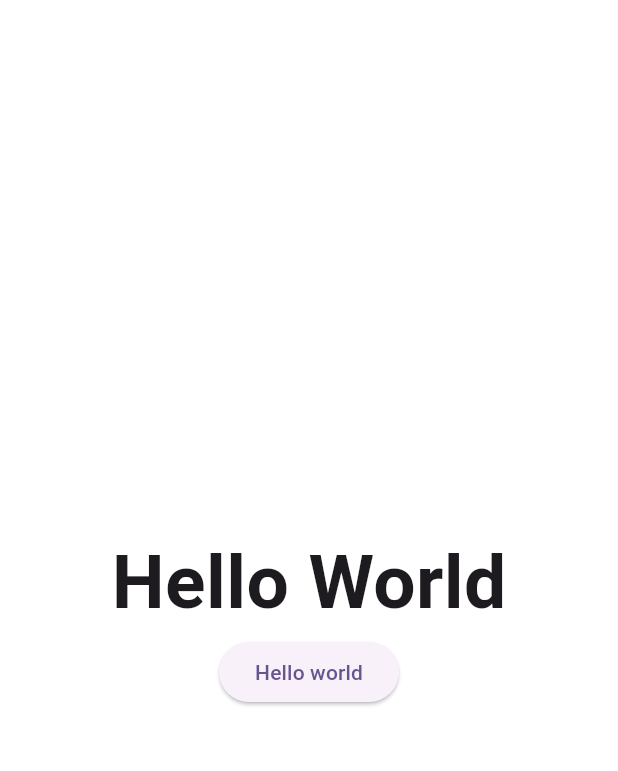
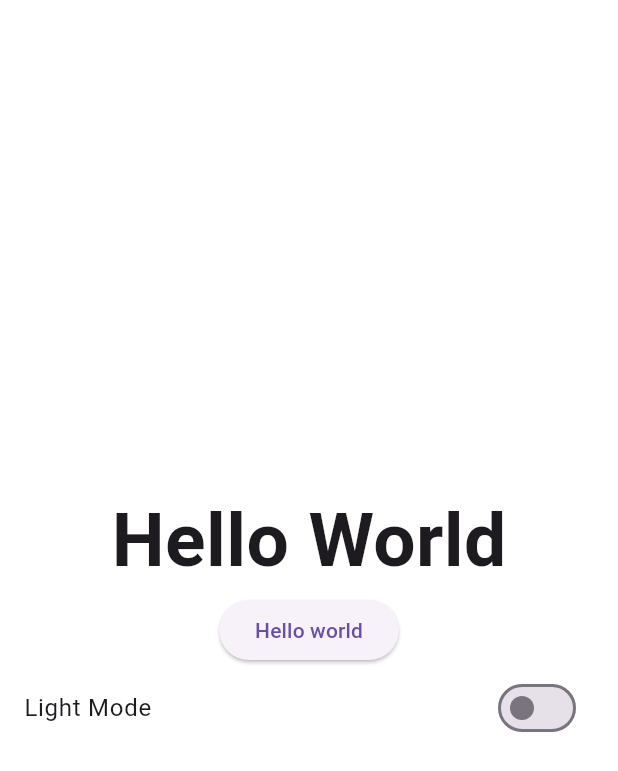
Before and after one commit to lenblazy/soko_user, a Flutter app: the screen it shows after launch, on a phone screen of 412 x 824 dp. Shown: the top 771 px of the screen. Run offline on Flutter 3.47's test engine with Material 3 defaults, Android fonts, the phone set to English and light mode, and no system bars; our stand-ins replace shared_preferences.

Commit message:
Can switch from dark to light mode

```diff
--- a/lib/consts/app_colors.dart
+++ b/lib/consts/app_colors.dart
@@ -4,6 +4,7 @@ class AppColors {
   static const Color lightScaffoldColor = Colors.white;
   static const Color lightPrimaryColor = Color(0xFF181059);
   static const Color lightCardColor = Color.fromARGB(106, 250, 250, 250);
+  static const Color darkCardColor = Color.fromARGB(255, 13, 6, 37);
   static const Color darkScaffoldColor = Color.fromARGB(255, 9, 3, 27);
   static const Color darkPrimary = Color.fromARGB(255, 94, 75, 236);
 }
--- /dev/null
+++ b/lib/consts/theme_data.dart
@@ -0,0 +1,16 @@
+import 'package:flutter/material.dart';
+import 'package:soko_user/consts/app_colors.dart';
+
+class Styles {
+  static ThemeData themeData(
+      {required bool isDarkTheme, required BuildContext context}) {
+    return ThemeData(
+      scaffoldBackgroundColor: isDarkTheme
+          ? AppColors.darkScaffoldColor
+          : AppColors.lightScaffoldColor,
+      cardColor: isDarkTheme
+          ? AppColors.darkCardColor
+          : AppColors.lightCardColor,
+    );
+  }
+}
--- a/lib/main.dart
+++ b/lib/main.dart
@@ -1,5 +1,9 @@
 import 'package:flutter/material.dart';
+import 'package:provider/provider.dart';
+import 'package:soko_user/providers/theme_provider.dart';
 import 'package:soko_user/screens/home_screen.dart';
+
+import 'consts/theme_data.dart';
 
 void main() {
   runApp(const MyApp());
@@ -11,103 +15,18 @@ class MyApp extends StatelessWidget {
   // This widget is the root of your application.
   @override
   Widget build(BuildContext context) {
-    return MaterialApp(
-      title: 'Flutter Demo',
-      theme: ThemeData(
-        primarySwatch: Colors.green,
-        scaffoldBackgroundColor: Colors.white,
-        colorScheme: ColorScheme.fromSeed(seedColor: Colors.deepPurple),
-        useMaterial3: true,
-      ),
-      home: const HomeScreen(),
+    return MultiProvider(
+      providers: [
+        ChangeNotifierProvider(create: (_) => ThemeProvider()),
+      ],
+      child: Consumer<ThemeProvider>(builder: (context, themeProvider, child) {
+        return MaterialApp(
+          title: 'Shop Smart',
+          theme: Styles.themeData(
+              isDarkTheme: themeProvider.getIsDarkTheme, context: context),
+          home: const HomeScreen(),
+        );
+      }),
     );
   }
 }
-
-class MyHomePage extends StatefulWidget {
-  const MyHomePage({super.key, required this.title});
-
-  // This widget is the home page of your application. It is stateful, meaning
-  // that it has a State object (defined below) that contains fields that affect
-  // how it looks.
-
-  // This class is the configuration for the state. It holds the values (in this
-  // case the title) provided by the parent (in this case the App widget) and
-  // used by the build method of the State. Fields in a Widget subclass are
-  // always marked "final".
-
-  final String title;
-
-  @override
-  State<MyHomePage> createState() => _MyHomePageState();
-}
-
-class _MyHomePageState extends State<MyHomePage> {
-  int _counter = 0;
-
-  void _incrementCounter() {
-    setState(() {
-      // This call to setState tells the Flutter framework that something has
-      // changed in this State, which causes it to rerun the build method below
-      // so that the display can reflect the updated values. If we changed
-      // _counter without calling setState(), then the build method would not be
-      // called again, and so nothing would appear to happen.
-      _counter++;
-    });
-  }
-
-  @override
-  Widget build(BuildContext context) {
-    // This method is rerun every time setState is called, for instance as done
-    // by the _incrementCounter method above.
-    //
-    // The Flutter framework has been optimized to make rerunning build methods
-    // fast, so that you can just rebuild anything that needs updating rather
-    // than having to individually change instances of widgets.
-    return Scaffold(
-      appBar: AppBar(
-        // TRY THIS: Try changing the color here to a specific color (to
-        // Colors.amber, perhaps?) and trigger a hot reload to see the AppBar
-        // change color while the other colors stay the same.
-        backgroundColor: Theme.of(context).colorScheme.inversePrimary,
-        // Here we take the value from the MyHomePage object that was created by
-        // the App.build method, and use it to set our appbar title.
-        title: Text(widget.title),
-      ),
-      body: Center(
-        // Center is a layout widget. It takes a single child and positions it
-        // in the middle of the parent.
-        child: Column(
-          // Column is also a layout widget. It takes a list of children and
-          // arranges them vertically. By default, it sizes itself to fit its
-          // children horizontally, and tries to be as tall as its parent.
-          //
-          // Column has various properties to control how it sizes itself and
-          // how it positions its children. Here we use mainAxisAlignment to
-          // center the children vertically; the main axis here is the vertical
-          // axis because Columns are vertical (the cross axis would be
-          // horizontal).
-          //
-          // TRY THIS: Invoke "debug painting" (choose the "Toggle Debug Paint"
-          // action in the IDE, or press "p" in the console), to see the
-          // wireframe for each widget.
-          mainAxisAlignment: MainAxisAlignment.center,
-          children: <Widget>[
-            const Text(
-              'You have pushed the button this many times:',
-            ),
-            Text(
-              '$_counter',
-              style: Theme.of(context).textTheme.headlineMedium,
-            ),
-          ],
-        ),
-      ),
-      floatingActionButton: FloatingActionButton(
-        onPressed: _incrementCounter,
-        tooltip: 'Increment',
-        child: const Icon(Icons.add),
-      ), // This trailing comma makes auto-formatting nicer for build methods.
-    );
-  }
-}
--- /dev/null
+++ b/lib/providers/theme_provider.dart
@@ -0,0 +1,26 @@
+import 'package:flutter/cupertino.dart';
+import 'package:shared_preferences/shared_preferences.dart';
+
+class ThemeProvider with ChangeNotifier {
+  static const THEME_STATUS = "THEME_STATUS";
+  bool _darkTheme = false;
+  bool get getIsDarkTheme => _darkTheme;
+
+  ThemeProvider() {
+    getTheme();
+  }
+
+  setDarkTheme(bool value) async {
+   SharedPreferences prefs = await SharedPreferences.getInstance();
+   prefs.setBool(THEME_STATUS, value);
+    _darkTheme = value;
+    notifyListeners();
+  }
+
+  Future<void> getTheme() async {
+   SharedPreferences prefs = await SharedPreferences.getInstance();
+   _darkTheme = prefs.getBool(THEME_STATUS) ?? false;
+   notifyListeners();
+  }
+
+}
--- a/lib/screens/home_screen.dart
+++ b/lib/screens/home_screen.dart
@@ -1,14 +1,16 @@
 import 'package:flutter/material.dart';
+import 'package:provider/provider.dart';
 
 import '../consts/app_colors.dart';
+import '../providers/theme_provider.dart';
 
 class HomeScreen extends StatelessWidget {
   const HomeScreen({super.key});
 
   @override
   Widget build(BuildContext context) {
+    final themeProvider = Provider.of<ThemeProvider>(context);
     return Scaffold(
-      backgroundColor: AppColors.lightScaffoldColor,
       body: Center(
         child: Column(
           mainAxisAlignment: MainAxisAlignment.center,
@@ -24,6 +26,14 @@ class HomeScreen extends StatelessWidget {
               onPressed: () {},
               child: Text("Hello world"),
             ),
+            SwitchListTile(
+              title: Text(
+                  themeProvider.getIsDarkTheme ? "Dark Mode" : "Light Mode"),
+              value: themeProvider.getIsDarkTheme,
+              onChanged: (value) {
+                themeProvider.setDarkTheme(value);
+              },
+            ),
           ],
         ),
       ),
```
Also changed, not shown: 1 other file.
